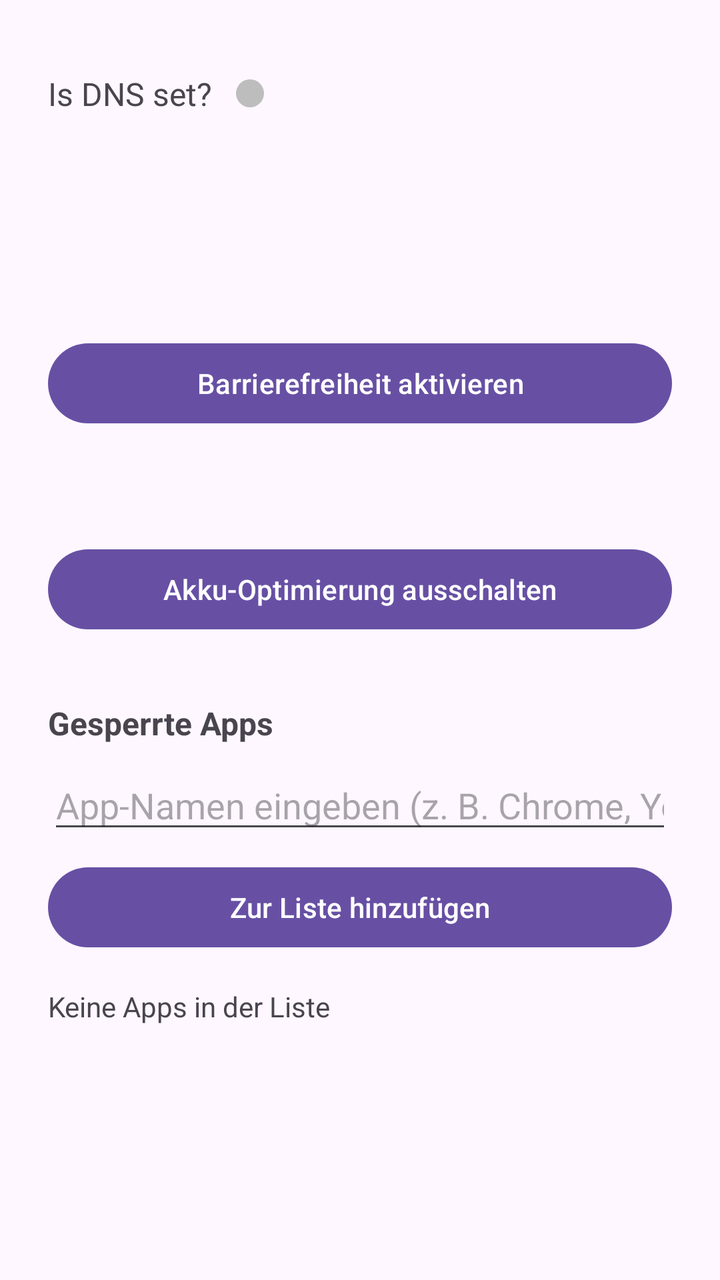
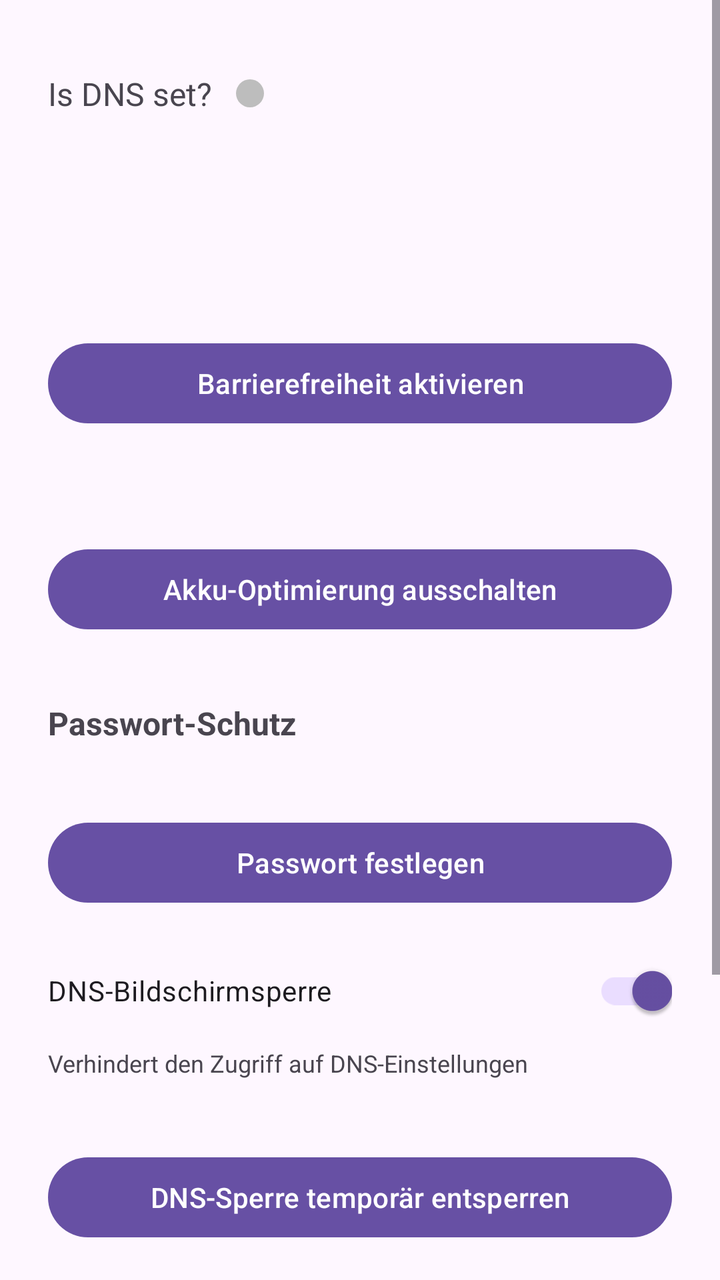

Compare the two renders of this Android layout. The source of the first and the diff that turns it into the second are given below.
<!-- AndroidManifest.xml: application theme Theme.Material3.DayNight -->
<!-- res/layout/activity_main.xml -->
<?xml version="1.0" encoding="utf-8"?>
<ScrollView xmlns:android="http://schemas.android.com/apk/res/android"
    android:layout_width="match_parent"
    android:layout_height="match_parent"
    android:fillViewport="true">

    <LinearLayout
        android:layout_width="match_parent"
        android:layout_height="wrap_content"
        android:orientation="vertical"
        android:padding="24dp">

        <LinearLayout
            android:layout_width="match_parent"
            android:layout_height="wrap_content"
            android:layout_marginBottom="24dp"
            android:gravity="center_vertical"
            android:orientation="horizontal">

            <TextView
                android:id="@+id/dnsSetIndicator"
                android:layout_width="wrap_content"
                android:layout_height="wrap_content"
                android:paddingVertical="12dp"
                android:text="@string/is_dns_set"
                android:textSize="16sp" />

            <View
                android:id="@+id/dnsStatusDot"
                android:layout_width="14dp"
                android:layout_height="14dp"
                android:layout_marginStart="12dp"
                android:background="@drawable/dns_indicator_dot_inactive"
                android:contentDescription="@string/dns_status_indicator" />

        </LinearLayout>

        <TextView
            android:id="@+id/dnsResultText"
            android:layout_width="match_parent"
            android:layout_height="wrap_content"
            android:layout_marginBottom="24dp"
            android:textSize="14sp" />

        <TextView
            android:id="@+id/accessibilityStatusText"
            android:layout_width="match_parent"
            android:layout_height="wrap_content"
            android:layout_marginBottom="12dp"
            android:textSize="14sp" />

        <Button
            android:id="@+id/openAccessibilityButton"
            android:layout_width="match_parent"
            android:layout_height="wrap_content"
            android:layout_marginBottom="24dp"
            android:text="@string/open_accessibility_settings" />

        <TextView
            android:id="@+id/batteryStatusText"
            android:layout_width="match_parent"
            android:layout_height="wrap_content"
            android:layout_marginBottom="12dp"
            android:textSize="14sp" />

        <Button
            android:id="@+id/disableBatteryOptimizationButton"
            android:layout_width="match_parent"
            android:layout_height="wrap_content"
            android:layout_marginBottom="32dp"
            android:text="@string/disable_battery_optimization" />

        <TextView
            android:layout_width="match_parent"
            android:layout_height="wrap_content"
            android:layout_marginBottom="8dp"
            android:text="@string/blocked_apps_title"
            android:textSize="16sp"
            android:textStyle="bold" />

        <EditText
            android:id="@+id/blockedAppNameInput"
            android:layout_width="match_parent"
            android:layout_height="wrap_content"
            android:layout_marginBottom="8dp"
            android:hint="@string/blocked_apps_hint"
            android:imeOptions="actionDone"
            android:inputType="textCapWords"
            android:maxLines="1" />

        <Button
            android:id="@+id/addBlockedAppButton"
            android:layout_width="match_parent"
            android:layout_height="wrap_content"
            android:layout_marginBottom="16dp"
            android:text="@string/add_blocked_app" />

        <TextView
            android:id="@+id/blockedAppsEmptyText"
            android:layout_width="match_parent"
            android:layout_height="wrap_content"
            android:text="@string/blocked_apps_empty"
            android:textSize="14sp" />

        <LinearLayout
            android:id="@+id/blockedAppsListContainer"
            android:layout_width="match_parent"
            android:layout_height="wrap_content"
            android:orientation="vertical" />

    </LinearLayout>

</ScrollView>
<!-- resources referenced by this layout -->
<resources>
  <!-- drawable dns_indicator_dot_inactive (drawable) -->
  <?xml version="1.0" encoding="utf-8"?>
  <shape xmlns:android="http://schemas.android.com/apk/res/android"
      android:shape="oval">
      <solid android:color="@color/dns_unset_gray" />
      <size
          android:width="14dp"
          android:height="14dp" />
  </shape>
  <string name="add_blocked_app">Zur Liste hinzufügen</string>
  <string name="blocked_apps_empty">Keine Apps in der Liste</string>
  <string name="blocked_apps_hint">App-Namen eingeben (z. B. Chrome, YouTube)</string>
  <string name="blocked_apps_title">Gesperrte Apps</string>
  <string name="disable_battery_optimization">Akku-Optimierung ausschalten</string>
  <string name="dns_status_indicator">DNS status indicator</string>
  <string name="is_dns_set">Is DNS set?</string>
  <string name="open_accessibility_settings">Barrierefreiheit aktivieren</string>
  <color name="dns_unset_gray">#FFBDBDBD</color>
</resources>

<!-- the commit's change to res/layout/activity_main.xml (unified diff, before → after) -->
@@ -74,6 +74,57 @@
             android:layout_width="match_parent"
             android:layout_height="wrap_content"
             android:layout_marginBottom="8dp"
+            android:text="@string/password_section_title"
+            android:textSize="16sp"
+            android:textStyle="bold" />
+
+        <TextView
+            android:id="@+id/passwordStatusText"
+            android:layout_width="match_parent"
+            android:layout_height="wrap_content"
+            android:layout_marginBottom="8dp"
+            android:textSize="14sp" />
+
+        <Button
+            android:id="@+id/setPasswordButton"
+            android:layout_width="match_parent"
+            android:layout_height="wrap_content"
+            android:layout_marginBottom="16dp"
+            android:text="@string/set_password" />
+
+        <com.google.android.material.switchmaterial.SwitchMaterial
+            android:id="@+id/dnsScreenLockSwitch"
+            android:layout_width="match_parent"
+            android:layout_height="wrap_content"
+            android:layout_marginBottom="4dp"
+            android:checked="true"
+            android:text="@string/dns_screen_lock_title" />
+
+        <TextView
+            android:layout_width="match_parent"
+            android:layout_height="wrap_content"
+            android:layout_marginBottom="8dp"
+            android:text="@string/dns_screen_lock_summary"
+            android:textSize="12sp" />
+
+        <TextView
+            android:id="@+id/dnsLockStatusText"
+            android:layout_width="match_parent"
+            android:layout_height="wrap_content"
+            android:layout_marginBottom="8dp"
+            android:textSize="14sp" />
+
+        <Button
+            android:id="@+id/unlockDnsButton"
+            android:layout_width="match_parent"
+            android:layout_height="wrap_content"
+            android:layout_marginBottom="32dp"
+            android:text="@string/unlock_dns_block" />
+
+        <TextView
+            android:layout_width="match_parent"
+            android:layout_height="wrap_content"
+            android:layout_marginBottom="8dp"
             android:text="@string/blocked_apps_title"
             android:textSize="16sp"
             android:textStyle="bold" />
<!-- resource entries referenced after the edit -->
@@ -14,9 +14,14 @@
   <string name="blocked_apps_hint">App-Namen eingeben (z. B. Chrome, YouTube)</string>
   <string name="blocked_apps_title">Gesperrte Apps</string>
   <string name="disable_battery_optimization">Akku-Optimierung ausschalten</string>
+  <string name="dns_screen_lock_summary">Verhindert den Zugriff auf DNS-Einstellungen</string>
+  <string name="dns_screen_lock_title">DNS-Bildschirmsperre</string>
   <string name="dns_status_indicator">DNS status indicator</string>
   <string name="is_dns_set">Is DNS set?</string>
   <string name="open_accessibility_settings">Barrierefreiheit aktivieren</string>
+  <string name="password_section_title">Passwort-Schutz</string>
+  <string name="set_password">Passwort festlegen</string>
+  <string name="unlock_dns_block">DNS-Sperre temporär entsperren</string>
   <color name="dns_unset_gray">#FFBDBDBD</color>
 </resources>
 
